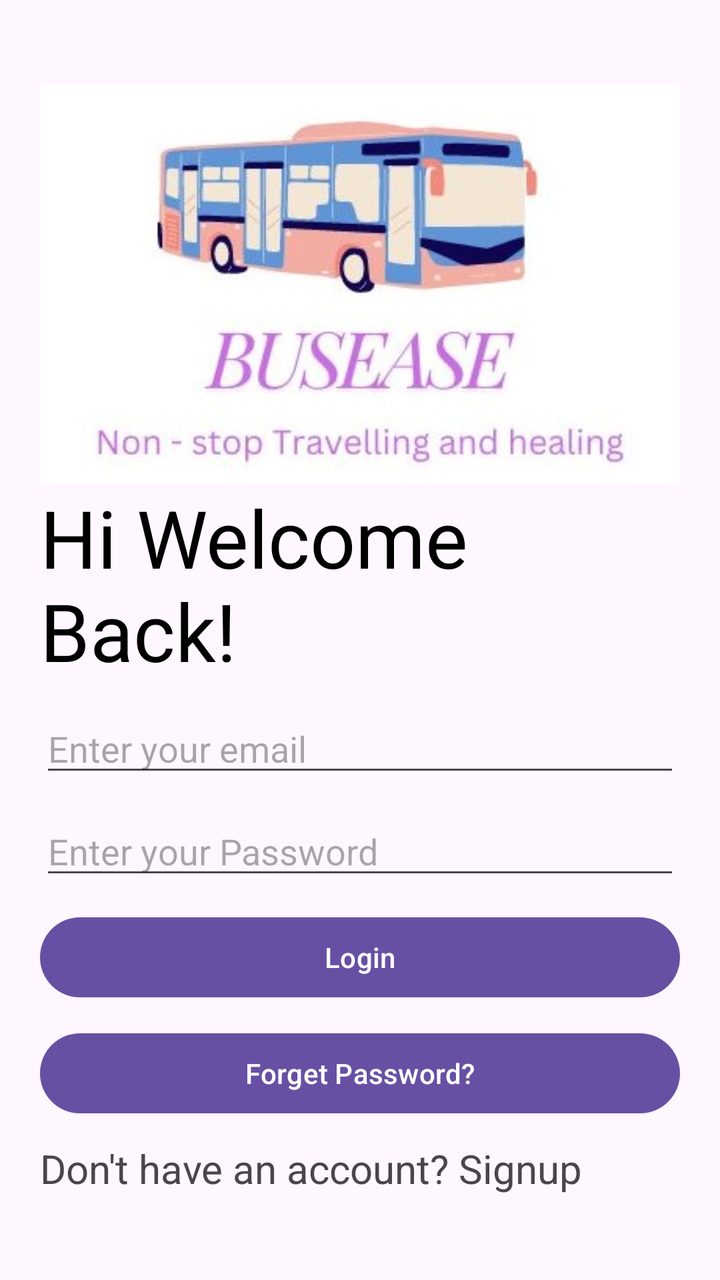
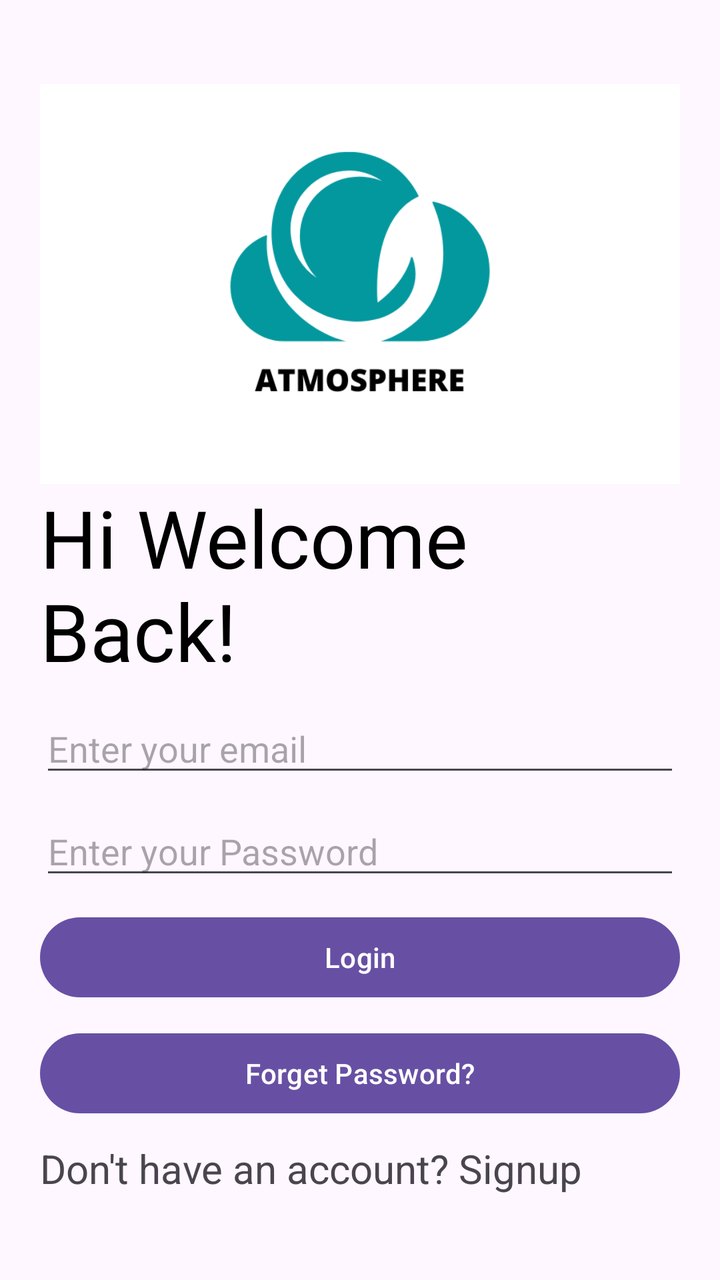

The first picture is an Android layout as it rendered before a commit; the second is the same layout after the commit. The layout source and the unified diff follow.
<!-- AndroidManifest.xml: application theme Theme.FinalProject -->
<!-- res/layout/activity_login.xml -->
<?xml version="1.0" encoding="utf-8"?>
<LinearLayout
    xmlns:tools="http://schemas.android.com/tools"
    xmlns:app="http://schemas.android.com/apk/res-auto"
    xmlns:android="http://schemas.android.com/apk/res/android"
    android:layout_height="match_parent"
    android:layout_width="match_parent"
    android:orientation="vertical"
    android:gravity="center"
    android:padding="20dp">


    <ImageView
        android:layout_width="match_parent"
        android:layout_height="200dp"
        android:background="@color/white"
        android:src="@drawable/buss" />

    <TextView
        android:layout_width="wrap_content"
        android:layout_height="wrap_content"
        android:text="Hi Welcome Back!"
        android:textSize="40dp"
        android:layout_marginBottom="10dp"
        android:textColor="@color/black"
        />


    <EditText
        android:id="@+id/usernamelogin"
        android:layout_width="match_parent"
        android:layout_height="wrap_content"
        android:hint="Enter your email"
        android:layout_marginBottom="10dp"/>

    <EditText
        android:id="@+id/passwordlogin"
        android:layout_width="match_parent"
        android:layout_height="wrap_content"
        android:hint="Enter your Password"
        android:inputType="textPassword"
        android:layout_marginBottom="10dp"/>

    <Button
        android:id="@+id/login"
        android:layout_width="match_parent"
        android:layout_height="wrap_content"
        android:layout_marginBottom="10dp"
        android:text="Login"/>

    <Button
        android:id="@+id/forgetpass"
        android:layout_width="match_parent"
        android:layout_height="wrap_content"
        android:layout_marginBottom="10dp"
        android:text="Forget Password?"/>

    <TextView
        android:id="@+id/signuplink"
        android:layout_width="match_parent"
        android:layout_height="wrap_content"
        android:textSize="20dp"
        android:text="Don't have an account? Signup"/>


</LinearLayout>
<!-- resources referenced by this layout -->
<resources>
  <color name="black">#FF000000</color>
  <color name="white">#FFFFFFFF</color>
  <!-- drawable buss: jpg bitmap (drawable, 21656 bytes) -->
  <style name="Theme.FinalProject" parent="Base.Theme.FinalProject" />
  <style name="Base.Theme.FinalProject" parent="Theme.Material3.DayNight.NoActionBar">
          
          
      </style>
</resources>

<!-- the commit's change to res/layout/activity_login.xml (unified diff, before → after) -->
@@ -14,7 +14,7 @@
         android:layout_width="match_parent"
         android:layout_height="200dp"
         android:background="@color/white"
-        android:src="@drawable/buss" />
+        android:src="@drawable/atmosphere" />
 
     <TextView
         android:layout_width="wrap_content"
<!-- resource entries referenced after the edit -->
@@ -2,7 +2,7 @@
 <resources>
   <color name="black">#FF000000</color>
   <color name="white">#FFFFFFFF</color>
-  <!-- drawable buss: jpg bitmap (drawable, 21656 bytes) -->
+  <!-- drawable atmosphere: png bitmap (drawable, 21090 bytes) -->
   <style name="Theme.FinalProject" parent="Base.Theme.FinalProject" />
   <style name="Base.Theme.FinalProject" parent="Theme.Material3.DayNight.NoActionBar">
           
